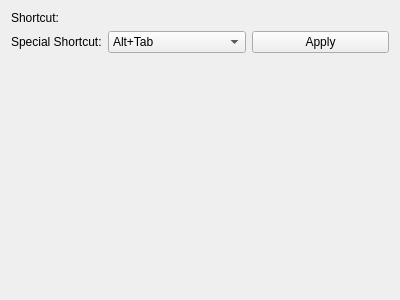
Above: plugins/Commands/Shortcut/createshortcutcommandwidget.ui from KDE/simon before the change. Below: the same form after it.
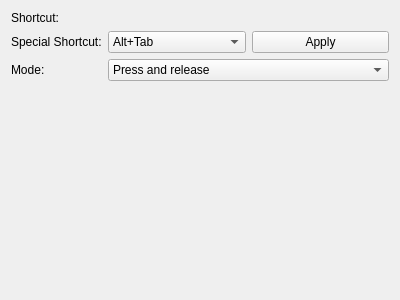
That is the form after the change. Custom widgets are drawn as their Qt base class.

Commit message: Configurable shortcut mode: Down, Down & Up or just down

Patch:
```diff
--- a/plugins/Commands/Shortcut/createshortcutcommandwidget.ui
+++ b/plugins/Commands/Shortcut/createshortcutcommandwidget.ui
@@ -211,6 +211,32 @@
      </item>
     </layout>
    </item>
+   <item row="2" column="0">
+    <widget class="QLabel" name="label">
+     <property name="text">
+      <string>Mode:</string>
+     </property>
+    </widget>
+   </item>
+   <item row="2" column="1">
+    <widget class="KComboBox" name="cbMode">
+     <item>
+      <property name="text">
+       <string>Press and release</string>
+      </property>
+     </item>
+     <item>
+      <property name="text">
+       <string>Only press</string>
+      </property>
+     </item>
+     <item>
+      <property name="text">
+       <string>Only release</string>
+      </property>
+     </item>
+    </widget>
+   </item>
   </layout>
  </widget>
  <customwidgets>
```
The commit also changes 16 other files.
